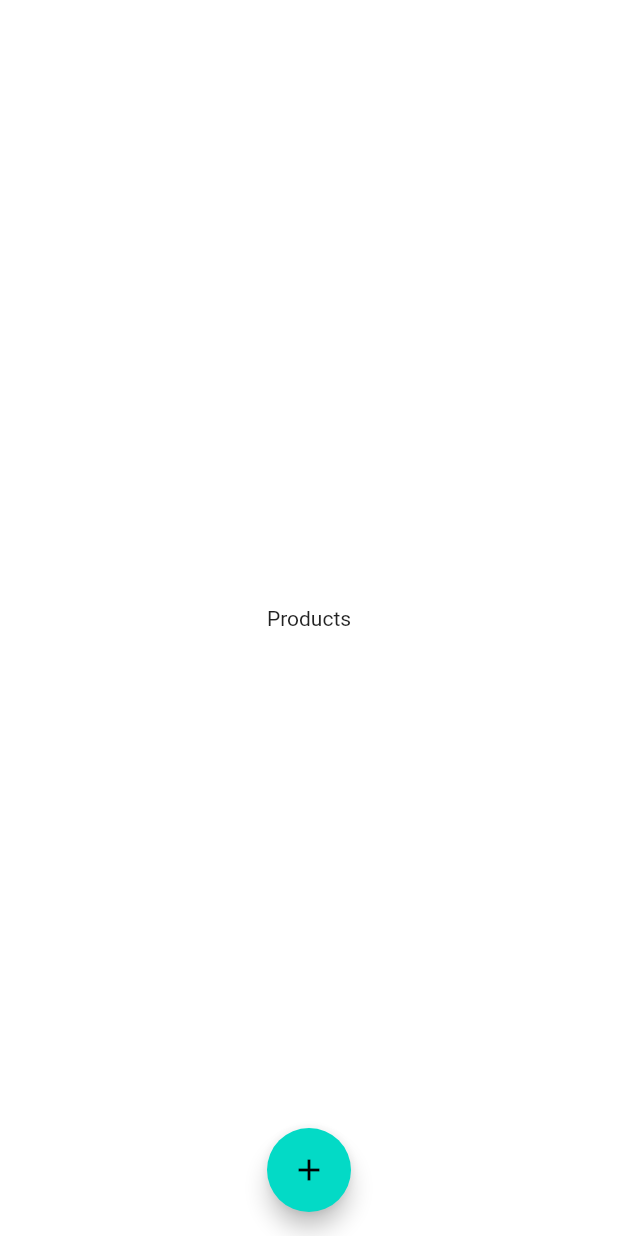
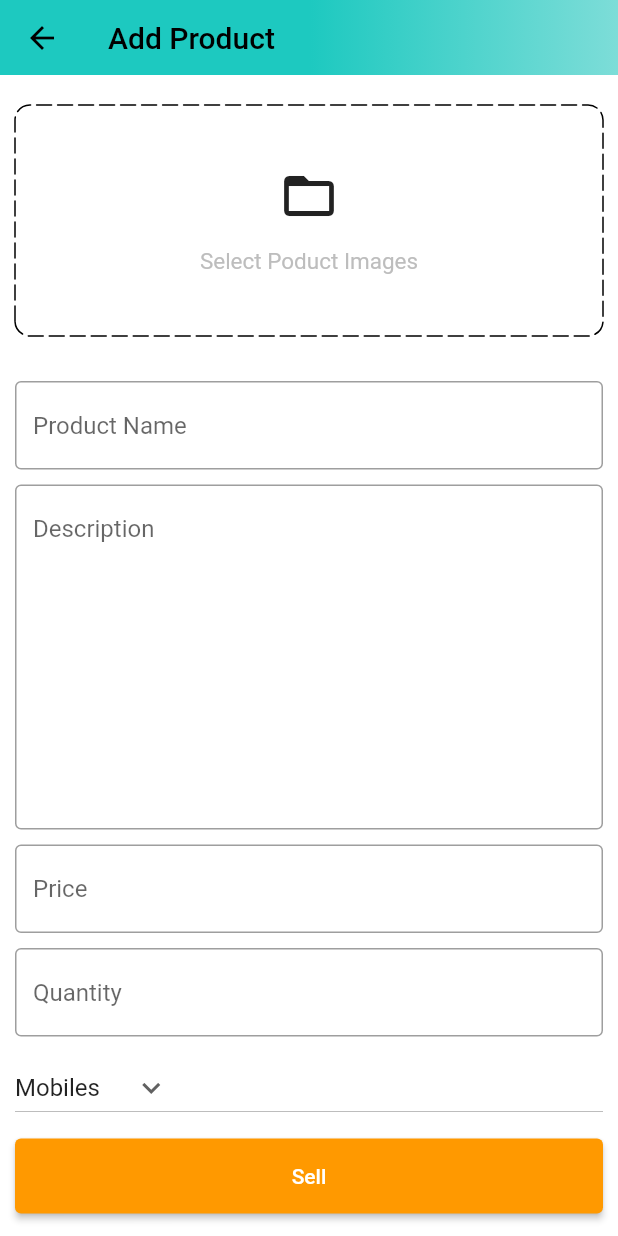
Before and after one commit to aak-301/Amazon-Clone, a Flutter app: the PostScreen screen opened directly, after a tap on the "add" icon, on a phone screen of 412 x 824 dp. Run offline on Flutter 3.47's test engine with Material 2 defaults, Android fonts, the phone set to English and light mode, and no system bars; drawn by our look-alikes of dotted_border; our stand-ins replace badges, carousel_slider, file_picker, shared_preferences; accounts and stored records are empty; statements that could not run were skipped.

Commit message:
added the form for the admin to create a product on app

```diff
--- a/lib/common/widgets/custom_textfield.dart
+++ b/lib/common/widgets/custom_textfield.dart
@@ -3,15 +3,19 @@ import 'package:flutter/material.dart';
 class CustomTextField extends StatelessWidget {
   final TextEditingController controller;
   final String hintText;
+  final int maxLines;
+
   const CustomTextField({
     required this.controller,
     required this.hintText,
+    this.maxLines = 1,
     super.key,
   });
 
   @override
   Widget build(BuildContext context) {
     return TextFormField(
+      maxLines: maxLines,
       controller: controller,
       decoration: InputDecoration(
         hintText: hintText,
--- /dev/null
+++ b/lib/features/admin/screens/add_product_screen.dart
@@ -0,0 +1,177 @@
+import 'dart:io';
+
+import 'package:amazonclone/common/widgets/custom_button.dart';
+import 'package:amazonclone/common/widgets/custom_textfield.dart';
+import 'package:carousel_slider/carousel_options.dart';
+import 'package:carousel_slider/carousel_slider.dart';
+import 'package:dotted_border/dotted_border.dart';
+import 'package:flutter/material.dart';
+
+import '../../../constants/global_variables.dart';
+import '../../../constants/utils.dart';
+
+class AddProductScreen extends StatefulWidget {
+  static const String routeName = '/add-product';
+  const AddProductScreen({super.key});
+
+  @override
+  State<AddProductScreen> createState() => _AddProductScreenState();
+}
+
+class _AddProductScreenState extends State<AddProductScreen> {
+  final TextEditingController productNameController = TextEditingController();
+  final TextEditingController descriptionController = TextEditingController();
+  final TextEditingController priceController = TextEditingController();
+  final TextEditingController quantityController = TextEditingController();
+
+  final List<String> productCategories = [
+    'Mobiles',
+    'Essentials',
+    'Appliances',
+    'Books',
+    'Fashion',
+  ];
+
+  String category = 'Mobiles';
+  List<File> images = [];
+
+  void selectImaegs() async {
+    final res = await picImages();
+    setState(() {
+      images = res;
+    });
+  }
+
+  @override
+  void dispose() {
+    super.dispose();
+    productNameController.dispose();
+    descriptionController.dispose();
+    priceController.dispose();
+    quantityController.dispose();
+  }
+
+  @override
+  Widget build(BuildContext context) {
+    return Scaffold(
+      appBar: PreferredSize(
+        preferredSize: const Size.fromHeight(50),
+        child: AppBar(
+          title: const Text(
+            "Add Product",
+            style: TextStyle(
+              color: Colors.black,
+            ),
+          ),
+          flexibleSpace: Container(
+            decoration: const BoxDecoration(
+              gradient: GlobalVariables.appBarGradient,
+            ),
+          ),
+        ),
+      ),
+      body: SingleChildScrollView(
+        child: Form(
+          child: Padding(
+            padding: const EdgeInsets.symmetric(horizontal: 10.0),
+            child: Column(
+              children: [
+                const SizedBox(height: 20),
+                images.isEmpty
+                    ? GestureDetector(
+                        onTap: selectImaegs,
+                        child: DottedBorder(
+                          strokeCap: StrokeCap.round,
+                          dashPattern: const [10, 4],
+                          borderType: BorderType.RRect,
+                          radius: const Radius.circular(10),
+                          child: Container(
+                            width: double.infinity,
+                            height: 150,
+                            decoration: BoxDecoration(
+                              borderRadius: BorderRadius.circular(10),
+                            ),
+                            child: Column(
+                              mainAxisAlignment: MainAxisAlignment.center,
+                              children: [
+                                const Icon(Icons.folder_open, size: 40),
+                                const SizedBox(height: 15),
+                                Text(
+                                  "Select Poduct Images",
+                                  style: TextStyle(
+                                    fontSize: 15,
+                                    color: Colors.grey.shade400,
+                                  ),
+                                ),
+                              ],
+                            ),
+                          ),
+                        ),
+                      )
+                    : CarouselSlider(
+                        items: images
+                            .map((i) => Builder(
+                                  builder: (context) {
+                                    return Image.file(
+                                      i,
+                                      fit: BoxFit.cover,
+                                      height: 200,
+                                    );
+                                  },
+                                ))
+                            .toList(),
+                        options: CarouselOptions(
+                          viewportFraction: 1,
+                          height: 200,
+                        ),
+                      ),
+                SizedBox(height: 30),
+                CustomTextField(
+                  controller: productNameController,
+                  hintText: 'Product Name',
+                ),
+                const SizedBox(height: 10),
+                CustomTextField(
+                  maxLines: 10,
+                  controller: descriptionController,
+                  hintText: 'Description',
+                ),
+                const SizedBox(height: 10),
+                CustomTextField(
+                  controller: priceController,
+                  hintText: 'Price',
+                ),
+                const SizedBox(height: 10),
+                CustomTextField(
+                  controller: quantityController,
+                  hintText: 'Quantity',
+                ),
+                const SizedBox(height: 10),
+                SizedBox(
+                  width: double.infinity,
+                  child: DropdownButton(
+                    onChanged: (String? value) {
+                      setState(() {
+                        category = value!;
+                      });
+                    },
+                    value: category,
+                    icon: const Icon(Icons.keyboard_arrow_down),
+                    items: productCategories.map((String e) {
+                      return DropdownMenuItem(
+                        value: e,
+                        child: Text(e),
+                      );
+                    }).toList(),
+                  ),
+                ),
+                const SizedBox(height: 10),
+                CustomButton(text: 'Sell', onTap: () {}),
+              ],
+            ),
+          ),
+        ),
+      ),
+    );
+  }
+}
--- a/lib/features/admin/screens/posts_screen.dart
+++ b/lib/features/admin/screens/posts_screen.dart
@@ -1,3 +1,4 @@
+import 'package:amazonclone/features/admin/screens/add_product_screen.dart';
 import 'package:flutter/material.dart';
 
 class PostScreen extends StatefulWidget {
@@ -8,6 +9,10 @@ class PostScreen extends StatefulWidget {
 }
 
 class _PostScreenState extends State<PostScreen> {
+  void navigateToProduct() {
+    Navigator.pushNamed(context, AddProductScreen.routeName);
+  }
+
   @override
   Widget build(BuildContext context) {
     return Scaffold(
@@ -15,7 +20,7 @@ class _PostScreenState extends State<PostScreen> {
         child: Text('Products'),
       ),
       floatingActionButton: FloatingActionButton(
-        onPressed: () {},
+        onPressed: navigateToProduct,
         tooltip: 'Add a product',
         child: const Icon(Icons.add),
       ),
--- a/lib/main.dart
+++ b/lib/main.dart
@@ -74,3 +74,4 @@ class _MyAppState extends State<MyApp> {
 
 
 //  3:36:43
+// 5:17:22
--- a/lib/router.dart
+++ b/lib/router.dart
@@ -1,3 +1,4 @@
+import 'package:amazonclone/features/admin/screens/add_product_screen.dart';
 import 'package:amazonclone/features/auth/screens/auth_screen.dart';
 import 'package:flutter/material.dart';
 
@@ -22,12 +23,19 @@ Route<dynamic> generateRoute(RouteSettings routeSettings) {
         }),
       );
 
-
     case BottomBar.routeName:
       return MaterialPageRoute(
         settings: routeSettings,
         builder: ((_) {
           return const BottomBar();
+        }),
+      );
+
+    case AddProductScreen.routeName:
+      return MaterialPageRoute(
+        settings: routeSettings,
+        builder: ((_) {
+          return const AddProductScreen();
         }),
       );
 
```
Also changed, not shown: 1 other file.
